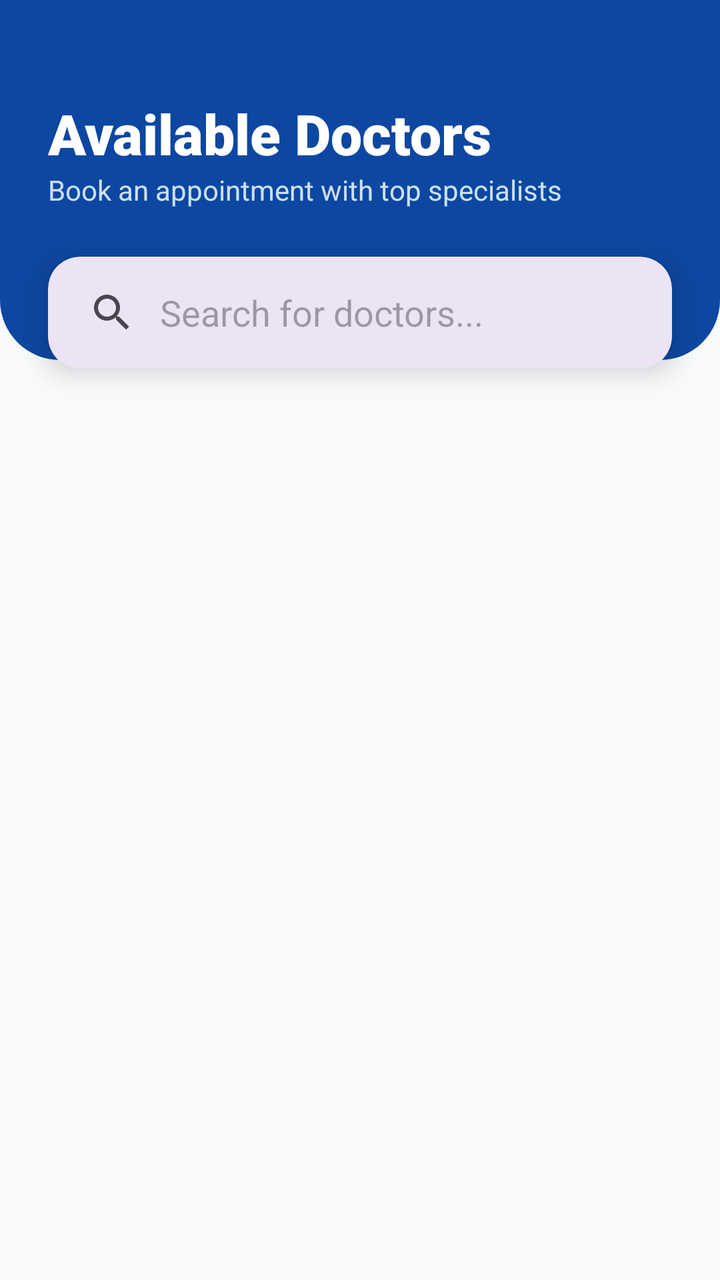
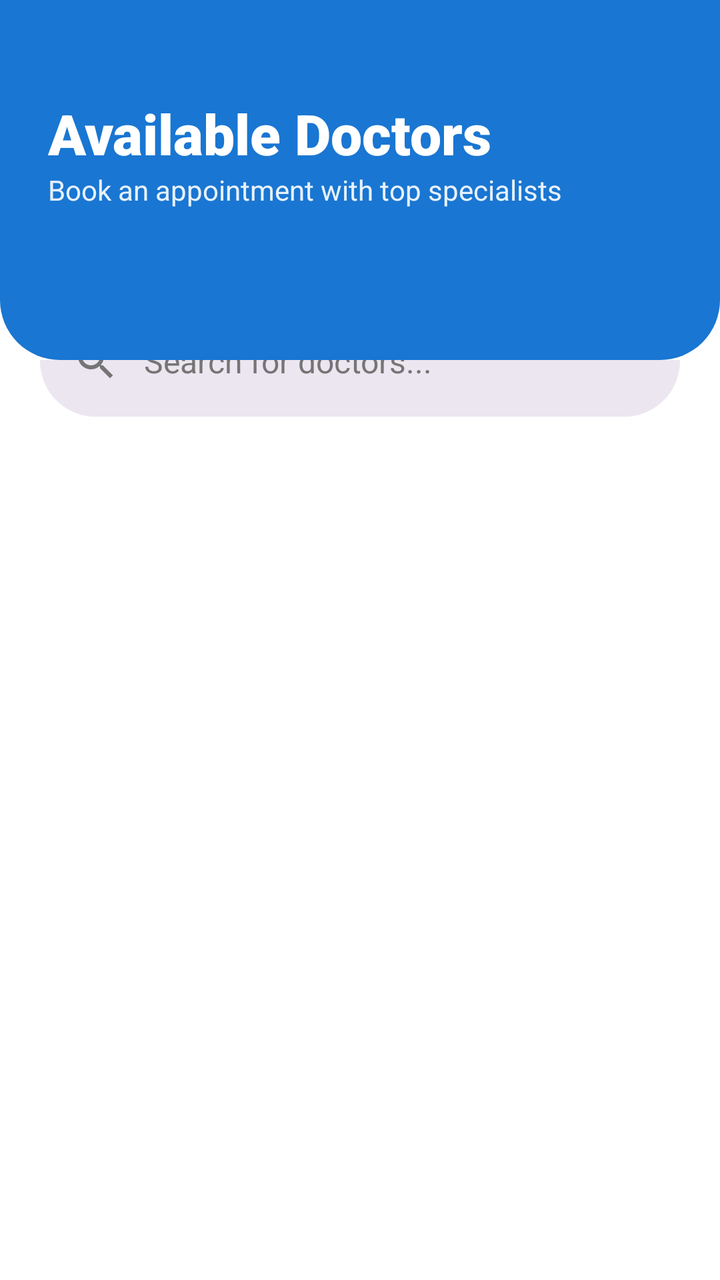

Two renders of the same Android screen: before a commit and after it. Below are the layout's source before the change and the commit's diff.
<!-- AndroidManifest.xml: application theme Theme.CareLanka -->
<!-- res/layout/activity_doctors_list.xml -->
<?xml version="1.0" encoding="utf-8"?>
<androidx.constraintlayout.widget.ConstraintLayout xmlns:android="http://schemas.android.com/apk/res/android"
    xmlns:app="http://schemas.android.com/apk/res-auto"
    xmlns:tools="http://schemas.android.com/tools"
    android:layout_width="match_parent"
    android:layout_height="match_parent"
    android:background="#F8FAFC">

    
    <View
        android:id="@+id/headerView"
        android:layout_width="match_parent"
        android:layout_height="180dp"
        android:background="@drawable/header_background"
        app:layout_constraintTop_toTopOf="parent" />

    <TextView
        android:id="@+id/tvDoctorsListTitle"
        android:layout_width="wrap_content"
        android:layout_height="wrap_content"
        android:layout_marginStart="24dp"
        android:layout_marginTop="48dp"
        android:text="Available Doctors"
        android:textColor="@color/white"
        android:textSize="28sp"
        android:fontFamily="sans-serif-black"
        app:layout_constraintStart_toStartOf="parent"
        app:layout_constraintTop_toTopOf="parent" />

    <TextView
        android:id="@+id/tvSubtitle"
        android:layout_width="wrap_content"
        android:layout_height="wrap_content"
        android:text="Book an appointment with top specialists"
        android:textColor="#E0F2FE"
        android:textSize="14sp"
        android:alpha="0.9"
        app:layout_constraintStart_toStartOf="@+id/tvDoctorsListTitle"
        app:layout_constraintTop_toBottomOf="@+id/tvDoctorsListTitle" />

    
    <com.google.android.material.card.MaterialCardView
        android:id="@+id/searchCard"
        android:layout_width="match_parent"
        android:layout_height="wrap_content"
        android:layout_marginHorizontal="24dp"
        android:layout_marginTop="24dp"
        app:cardCornerRadius="16dp"
        app:cardElevation="8dp"
        app:strokeWidth="0dp"
        app:layout_constraintTop_toBottomOf="@+id/tvSubtitle">

        <androidx.appcompat.widget.SearchView
            android:id="@+id/searchView"
            android:layout_width="match_parent"
            android:layout_height="56dp"
            app:iconifiedByDefault="false"
            app:queryHint="Search for doctors..."
            app:queryBackground="@android:color/transparent" />
    </com.google.android.material.card.MaterialCardView>

    
    <androidx.recyclerview.widget.RecyclerView
        android:id="@+id/recyclerDoctors"
        android:layout_width="match_parent"
        android:layout_height="0dp"
        android:layout_marginTop="12dp"
        android:paddingHorizontal="16dp"
        android:paddingBottom="24dp"
        android:clipToPadding="false"
        android:scrollbars="none"
        app:layout_constraintBottom_toBottomOf="parent"
        app:layout_constraintTop_toBottomOf="@+id/searchCard"
        tools:listitem="@layout/item_doctor"/>

</androidx.constraintlayout.widget.ConstraintLayout>
<!-- res/layout/item_doctor.xml (included above) -->
<?xml version="1.0" encoding="utf-8"?>
<com.google.android.material.card.MaterialCardView xmlns:android="http://schemas.android.com/apk/res/android"
    xmlns:app="http://schemas.android.com/apk/res-auto"
    android:layout_width="match_parent"
    android:layout_height="wrap_content"
    android:layout_marginHorizontal="16dp"
    android:layout_marginVertical="8dp"
    app:cardCornerRadius="24dp"
    app:cardElevation="2dp"
    app:strokeWidth="0dp"
    app:cardBackgroundColor="#FFFFFF">

    <LinearLayout
        android:layout_width="match_parent"
        android:layout_height="wrap_content"
        android:orientation="horizontal"
        android:padding="16dp"
        android:gravity="center_vertical">

        
        <FrameLayout
            android:layout_width="wrap_content"
            android:layout_height="wrap_content">

            <com.google.android.material.card.MaterialCardView
                android:layout_width="64dp"
                android:layout_height="64dp"
                app:cardCornerRadius="20dp"
                app:cardElevation="0dp"
                app:cardBackgroundColor="#F1F5F9"
                app:strokeWidth="0dp">
                <TextView
                    android:layout_width="wrap_content"
                    android:layout_height="wrap_content"
                    android:layout_gravity="center"
                    android:text="👨‍⚕️"
                    android:textSize="32sp"/>
            </com.google.android.material.card.MaterialCardView>

            <View
                android:layout_width="14dp"
                android:layout_height="14dp"
                android:layout_gravity="bottom|end"
                android:layout_margin="2dp"
                android:background="@drawable/card_item_bg"
                android:backgroundTint="#22C55E" />
        </FrameLayout>

        <LinearLayout
            android:layout_width="0dp"
            android:layout_height="wrap_content"
            android:layout_weight="1"
            android:orientation="vertical"
            android:layout_marginStart="16dp">

            <TextView
                android:id="@+id/textDoctorName"
                android:layout_width="wrap_content"
                android:layout_height="wrap_content"
                android:text="Dr. Sunil Perera"
                android:textSize="17sp"
                android:fontFamily="sans-serif-black"
                android:textColor="#1E293B"
                android:letterSpacing="-0.01"/>

            <TextView
                android:id="@+id/textSpecialty"
                android:layout_width="wrap_content"
                android:layout_height="wrap_content"
                android:text="Cardiologist"
                android:textColor="@color/primaryBlue"
                android:textSize="13sp"
                android:fontFamily="sans-serif-medium"
                android:layout_marginTop="2dp"/>

            <LinearLayout
                android:layout_width="wrap_content"
                android:layout_height="wrap_content"
                android:orientation="horizontal"
                android:layout_marginTop="4dp"
                android:gravity="center_vertical">

                <TextView
                    android:layout_width="wrap_content"
                    android:layout_height="wrap_content"
                    android:text="🏥"
                    android:textSize="11sp"
                    android:alpha="0.8"/>

                <TextView
                    android:id="@+id/textHospital"
                    android:layout_width="wrap_content"
                    android:layout_height="wrap_content"
                    android:text="General Hospital"
                    android:textColor="#64748B"
                    android:textSize="13sp"
                    android:layout_marginStart="4dp"
                    android:fontFamily="sans-serif-medium"
                    android:ellipsize="end"
                    android:maxLines="1"/>
            </LinearLayout>
        </LinearLayout>

        
        <ImageView
            android:layout_width="24dp"
            android:layout_height="24dp"
            android:src="@android:drawable/ic_media_play"
            app:tint="#CBD5E1"
            android:layout_marginStart="8dp"/>

    </LinearLayout>
</com.google.android.material.card.MaterialCardView>
<!-- resources referenced by this layout -->
<resources>
  <color name="primaryBlue">#0D47A1</color>
  <style name="Base.Theme.CareLanka" parent="Theme.Material3.DayNight.NoActionBar">
          
          
      </style>
  <!-- unchanged entries left out for length: 4 -->
</resources>

<!-- the commit's change to res/layout/activity_doctors_list.xml (unified diff, before → after) -->
@@ -1,79 +1,94 @@
 <?xml version="1.0" encoding="utf-8"?>
-<androidx.constraintlayout.widget.ConstraintLayout xmlns:android="http://schemas.android.com/apk/res/android"
+<androidx.coordinatorlayout.widget.CoordinatorLayout
+    xmlns:android="http://schemas.android.com/apk/res/android"
     xmlns:app="http://schemas.android.com/apk/res-auto"
     xmlns:tools="http://schemas.android.com/tools"
     android:layout_width="match_parent"
     android:layout_height="match_parent"
-    android:background="#F8FAFC">
-
-    
-    <View
-        android:id="@+id/headerView"
-        android:layout_width="match_parent"
-        android:layout_height="180dp"
-        android:background="@drawable/header_background"
-        app:layout_constraintTop_toTopOf="parent" />
-
-    <TextView
-        android:id="@+id/tvDoctorsListTitle"
-        android:layout_width="wrap_content"
-        android:layout_height="wrap_content"
-        android:layout_marginStart="24dp"
-        android:layout_marginTop="48dp"
-        android:text="Available Doctors"
-        android:textColor="@color/white"
-        android:textSize="28sp"
-        android:fontFamily="sans-serif-black"
-        app:layout_constraintStart_toStartOf="parent"
-        app:layout_constraintTop_toTopOf="parent" />
-
-    <TextView
-        android:id="@+id/tvSubtitle"
-        android:layout_width="wrap_content"
-        android:layout_height="wrap_content"
-        android:text="Book an appointment with top specialists"
-        android:textColor="#E0F2FE"
-        android:textSize="14sp"
-        android:alpha="0.9"
-        app:layout_constraintStart_toStartOf="@+id/tvDoctorsListTitle"
-        app:layout_constraintTop_toBottomOf="@+id/tvDoctorsListTitle" />
-
-    
-    <com.google.android.material.card.MaterialCardView
-        android:id="@+id/searchCard"
+    android:background="?attr/colorSurface">
+
+    <com.google.android.material.appbar.AppBarLayout
         android:layout_width="match_parent"
         android:layout_height="wrap_content"
-        android:layout_marginHorizontal="24dp"
-        android:layout_marginTop="24dp"
-        app:cardCornerRadius="16dp"
-        app:cardElevation="8dp"
-        app:strokeWidth="0dp"
-        app:layout_constraintTop_toBottomOf="@+id/tvSubtitle">
-
-        <androidx.appcompat.widget.SearchView
-            android:id="@+id/searchView"
+        android:background="@android:color/transparent"
+        app:elevation="0dp">
+
+        <com.google.android.material.appbar.CollapsingToolbarLayout
             android:layout_width="match_parent"
-            android:layout_height="56dp"
-            app:iconifiedByDefault="false"
-            app:queryHint="Search for doctors..."
-            app:queryBackground="@android:color/transparent" />
-    </com.google.android.material.card.MaterialCardView>
-
-    
-    <androidx.recyclerview.widget.RecyclerView
-        android:id="@+id/recyclerDoctors"
+            android:layout_height="wrap_content"
+            app:layout_scrollFlags="scroll|exitUntilCollapsed">
+
+            <androidx.constraintlayout.widget.ConstraintLayout
+                android:layout_width="match_parent"
+                android:layout_height="180dp"
+                android:background="@drawable/header_background">
+
+                <TextView
+                    android:id="@+id/tvDoctorsListTitle"
+                    android:layout_width="wrap_content"
+                    android:layout_height="wrap_content"
+                    android:layout_marginStart="24dp"
+                    android:layout_marginTop="48dp"
+                    android:text="Available Doctors"
+                    android:textColor="?attr/colorOnPrimary"
+                    android:textSize="28sp"
+                    android:fontFamily="sans-serif-black"
+                    app:layout_constraintStart_toStartOf="parent"
+                    app:layout_constraintTop_toTopOf="parent" />
+
+                <TextView
+                    android:id="@+id/tvSubtitle"
+                    android:layout_width="wrap_content"
+                    android:layout_height="wrap_content"
+                    android:text="Book an appointment with top specialists"
+                    android:textColor="?attr/colorOnPrimary"
+                    android:textSize="14sp"
+                    android:alpha="0.9"
+                    app:layout_constraintStart_toStartOf="@+id/tvDoctorsListTitle"
+                    app:layout_constraintTop_toBottomOf="@+id/tvDoctorsListTitle" />
+
+            </androidx.constraintlayout.widget.ConstraintLayout>
+
+        </com.google.android.material.appbar.CollapsingToolbarLayout>
+    </com.google.android.material.appbar.AppBarLayout>
+
+    <androidx.core.widget.NestedScrollView
         android:layout_width="match_parent"
-        android:layout_height="0dp"
-        android:layout_marginTop="12dp"
-        android:paddingHorizontal="16dp"
-        android:paddingBottom="24dp"
-        android:clipToPadding="false"
-        android:scrollbars="none"
-        app:layout_constraintBottom_toBottomOf="parent"
-        app:layout_constraintTop_toBottomOf="@+id/searchCard"
-        tools:listitem="@layout/item_doctor"/>
-
-</androidx.constraintlayout.widget.ConstraintLayout>
+        android:layout_height="match_parent"
+        android:fillViewport="true"
+        app:layout_behavior="@string/appbar_scrolling_view_behavior">
+
+        <androidx.constraintlayout.widget.ConstraintLayout
+            android:layout_width="match_parent"
+            android:layout_height="wrap_content">
+
+            
+            <com.google.android.material.search.SearchBar
+                android:id="@+id/search_bar"
+                android:layout_width="match_parent"
+                android:layout_height="wrap_content"
+                android:layout_marginHorizontal="20dp"
+                android:layout_marginTop="-28dp"
+                android:hint="Search for doctors..."
+                app:layout_constraintTop_toTopOf="parent" />
+
+            
+            <androidx.recyclerview.widget.RecyclerView
+                android:id="@+id/recyclerDoctors"
+                android:layout_width="match_parent"
+                android:layout_height="0dp"
+                android:layout_marginTop="16dp"
+                android:clipToPadding="false"
+                android:paddingHorizontal="16dp"
+                android:paddingBottom="80dp"
+                app:layout_constraintBottom_toBottomOf="parent"
+                app:layout_constraintTop_toBottomOf="@+id/search_bar"
+                tools:listitem="@layout/item_doctor" />
+
+        </androidx.constraintlayout.widget.ConstraintLayout>
+    </androidx.core.widget.NestedScrollView>
+
+</androidx.coordinatorlayout.widget.CoordinatorLayout>
 <!-- res/layout/item_doctor.xml (included above) -->
 <?xml version="1.0" encoding="utf-8"?>
 <com.google.android.material.card.MaterialCardView xmlns:android="http://schemas.android.com/apk/res/android"
<!-- resource entries referenced after the edit -->
@@ -1,10 +1,91 @@
 <!-- resources referenced by this layout -->
 <resources>
-  <color name="primaryBlue">#0D47A1</color>
-  <style name="Base.Theme.CareLanka" parent="Theme.Material3.DayNight.NoActionBar">
+  <color name="primaryBlue">#1976D2</color>
+  <style name="Base.Theme.CareLanka" parent="Theme.Material3.Light.NoActionBar">
           
+          <item name="colorPrimary">@color/primary</item>
+          <item name="colorOnPrimary">@color/onPrimary</item>
+          <item name="colorPrimaryContainer">@color/primaryContainer</item>
+          <item name="colorOnPrimaryContainer">@color/onPrimaryContainer</item>
+  
           
+          <item name="colorSecondary">@color/secondary</item>
+          <item name="colorOnSecondary">@color/onSecondary</item>
+          <item name="colorSecondaryContainer">@color/secondaryContainer</item>
+          <item name="colorOnSecondaryContainer">@color/onSecondaryContainer</item>
+  
+          
+          <item name="colorTertiary">@color/tertiary</item>
+          <item name="colorOnTertiary">@color/onTertiary</item>
+          <item name="colorTertiaryContainer">@color/tertiaryContainer</item>
+          <item name="colorOnTertiaryContainer">@color/onTertiaryContainer</item>
+  
+          
+          <item name="android:statusBarColor">@color/white</item>
+          <item name="android:windowLightStatusBar">true</item>
+          <item name="android:navigationBarColor">@color/white</item>
+  
+          
+          <item name="android:windowBackground">@color/background</item>
+          <item name="colorSurface">@color/surface</item>
+          <item name="colorOnSurface">@color/onSurface</item>
+          <item name="colorSurfaceVariant">@color/surfaceVariant</item>
+          <item name="colorOnSurfaceVariant">@color/onSurfaceVariant</item>
+          <item name="colorOutline">@color/outline</item>
+  
+          
+          <item name="textAppearanceHeadlineLarge">@style/TextAppearance.CareLanka.HeadlineLarge</item>
+          <item name="textAppearanceHeadlineMedium">@style/TextAppearance.CareLanka.HeadlineMedium</item>
+          <item name="textAppearanceHeadlineSmall">@style/TextAppearance.CareLanka.HeadlineSmall</item>
+          <item name="textAppearanceBodyLarge">@style/TextAppearance.CareLanka.BodyLarge</item>
+          <item name="textAppearanceBodyMedium">@style/TextAppearance.CareLanka.BodyMedium</item>
       </style>
+  <color name="primary">#1976D2</color>
+  <color name="onPrimary">#FFFFFF</color>
+  <color name="primaryContainer">#D7E3FF</color>
+  <color name="onPrimaryContainer">#001B3F</color>
+  <color name="secondary">#00897B</color>
+  <color name="onSecondary">#FFFFFF</color>
+  <color name="secondaryContainer">#B2DFDB</color>
+  <color name="onSecondaryContainer">#00201C</color>
+  <color name="tertiary">#4CAF50</color>
+  <color name="onTertiary">#FFFFFF</color>
+  <color name="tertiaryContainer">#C8E6C9</color>
+  <color name="onTertiaryContainer">#002107</color>
+  <color name="background">#F5F5F5</color>
+  <color name="surface">#FFFFFF</color>
+  <color name="onSurface">#212121</color>
+  <color name="surfaceVariant">#E0E2EC</color>
+  <color name="onSurfaceVariant">#757575</color>
+  <color name="outline">#74777F</color>
+  <style name="TextAppearance.CareLanka.HeadlineLarge" parent="TextAppearance.Material3.HeadlineLarge">
+          <item name="android:textSize">@dimen/text_headline_large</item>
+          <item name="android:textStyle">bold</item>
+          <item name="android:textColor">@color/onSurface</item>
+      </style>
+  <style name="TextAppearance.CareLanka.HeadlineMedium" parent="TextAppearance.Material3.HeadlineMedium">
+          <item name="android:textSize">@dimen/text_headline_medium</item>
+          <item name="android:textStyle">bold</item>
+          <item name="android:textColor">@color/onSurface</item>
+      </style>
+  <style name="TextAppearance.CareLanka.HeadlineSmall" parent="TextAppearance.Material3.HeadlineSmall">
+          <item name="android:textSize">@dimen/text_headline_small</item>
+          <item name="android:textStyle">bold</item>
+          <item name="android:textColor">@color/onSurface</item>
+      </style>
+  <style name="TextAppearance.CareLanka.BodyLarge" parent="TextAppearance.Material3.BodyLarge">
+          <item name="android:textSize">@dimen/text_body_large</item>
+          <item name="android:textColor">@color/onSurface</item>
+      </style>
+  <style name="TextAppearance.CareLanka.BodyMedium" parent="TextAppearance.Material3.BodyMedium">
+          <item name="android:textSize">@dimen/text_body</item>
+          <item name="android:textColor">@color/onSurfaceVariant</item>
+      </style>
+  <dimen name="text_headline_large">32sp</dimen>
+  <dimen name="text_headline_medium">24sp</dimen>
+  <dimen name="text_headline_small">20sp</dimen>
+  <dimen name="text_body_large">16sp</dimen>
+  <dimen name="text_body">14sp</dimen>
   <!-- unchanged entries left out for length: 4 -->
 </resources>
 
